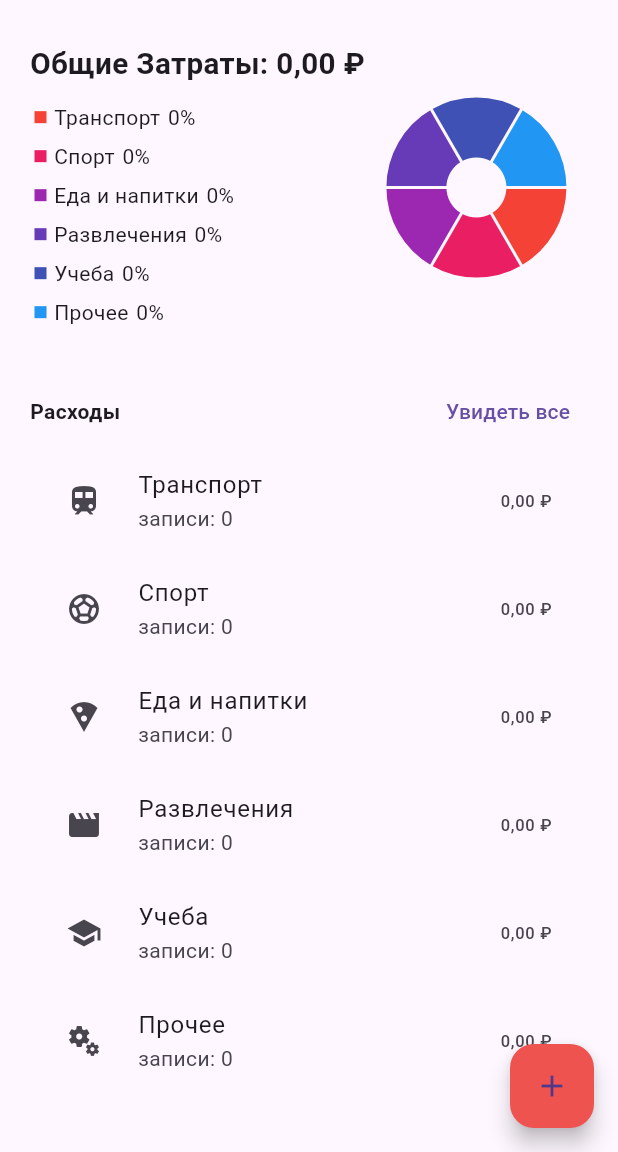
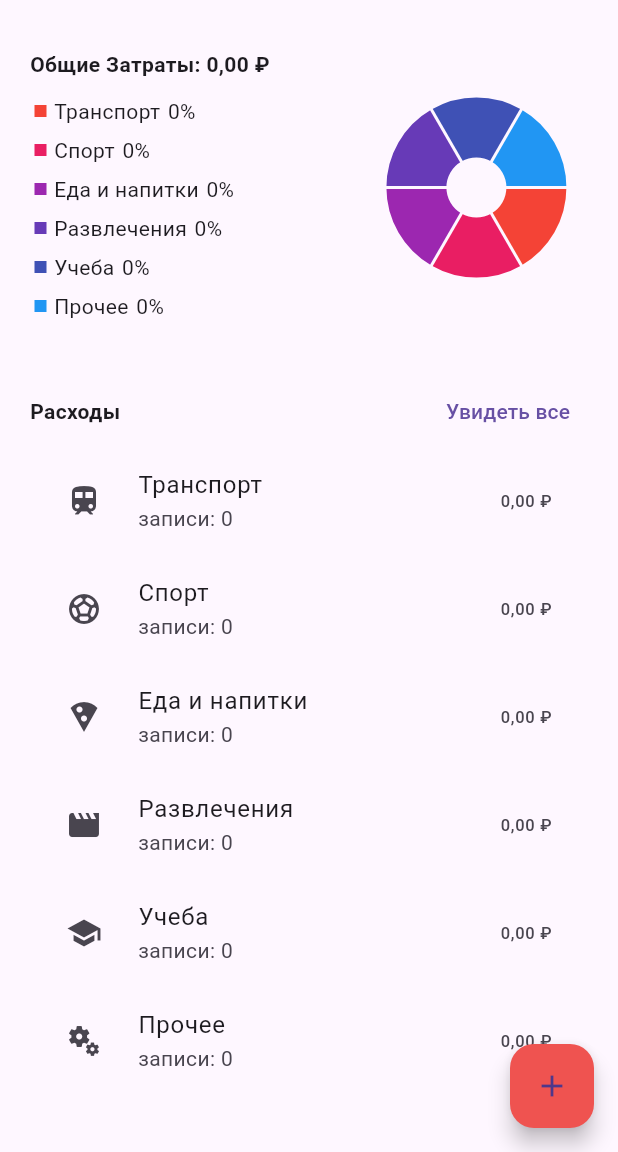
Before and after one commit to 517ANT38/Expense-tracker-app-Flutter, a Flutter app: the screen it shows after launch, on a phone screen of 412 x 824 dp, the part 84-1236 px from its top. Run offline on Flutter 3.47's test engine with Material 3 defaults, Android fonts, the phone set to English and light mode, and no system bars; drawn by our look-alikes of fl_chart; our stand-ins replace sqflite, sqflite_common_ffi; accounts and stored records are empty.

Commit message:
add change

```diff
--- a/lib/models/ex_category.dart
+++ b/lib/models/ex_category.dart
@@ -1,16 +1,12 @@
-// this is expense category class or model
-// every expense will have a category that it belongs to.
 import 'package:flutter/material.dart';
 import '../constants/icons.dart';
 
 class ExpenseCategory {
-  final String title; // the title of the category
-  int entries =
-      0; // how many expenses are in this category. it will change overtime
-  double totalAmount = 0.0; // total amount of expenses in this category
-  final IconData icon; // we will define some constant icons.
+  final String title;
+  int entries = 0;
+  double totalAmount = 0.0;
+  final IconData icon;
 
-  // constructor
   ExpenseCategory({
     required this.title,
     required this.entries,
@@ -18,24 +14,19 @@ class ExpenseCategory {
     required this.icon,
   });
 
-  // we need a method to convert this 'model' to a 'Map'.
-  // so that we can insert it into a database
   Map<String, dynamic> toMap() => {
         'title': title,
         'entries': entries,
         'totalAmount': totalAmount
-            .toString(), // our database won't be able to store double values so we convert it to a string
-        // not gonna store the icons in database. that's too much work.
+            .toString(),
       };
 
-  // when we retrieve the data from the database it will be a 'Map'.
-  // for our app to understand the data, we need to convert it back to a 'Expense Category'
+
   factory ExpenseCategory.fromString(Map<String, dynamic> value) =>
       ExpenseCategory(
         title: value['title'],
         entries: value['entries'],
         totalAmount: double.parse(value['totalAmount']),
-        // it will search the 'icons' map and find the value related to the title.
         icon: icons[value['title']]!,
       );
 }
--- a/lib/widgets/category_screen/category_card.dart
+++ b/lib/widgets/category_screen/category_card.dart
@@ -9,11 +9,12 @@ class CategoryCard extends StatelessWidget {
 
   @override
   Widget build(BuildContext context) {
+    print(category.title);
     return ListTile(
       onTap: () {
         Navigator.of(context).pushNamed(
           ExpenseScreen.name,
-          arguments: category.title, // for expensescreen.
+          arguments: category.title,
         );
       },
       leading: Padding(
--- a/lib/widgets/category_screen/category_fetcher.dart
+++ b/lib/widgets/category_screen/category_fetcher.dart
@@ -28,6 +28,8 @@ class _CategoryFetcherState extends State<CategoryFetcher> {
 
   @override
   Widget build(BuildContext context) {
+
+    _categoryList.then((x){print(x); return x;});
     return FutureBuilder(
       future: _categoryList,
       builder: (_, snapshot) {
--- a/lib/widgets/category_screen/total_chart.dart
+++ b/lib/widgets/category_screen/total_chart.dart
@@ -30,7 +30,7 @@ class _TotalChartState extends State<TotalChart> {
                   fit: BoxFit.scaleDown,
                   child: Text(
                     'Общие Затраты: ${NumberFormat.currency(locale: 'ru_IN', symbol: '₽').format(total)}',
-                    textScaleFactor: 1.5,
+
                     style: const TextStyle(
                       fontWeight: FontWeight.bold,
                     ),
```
Also changed, not shown: lib/models/database_provider.dart (+13 -43 lines).
